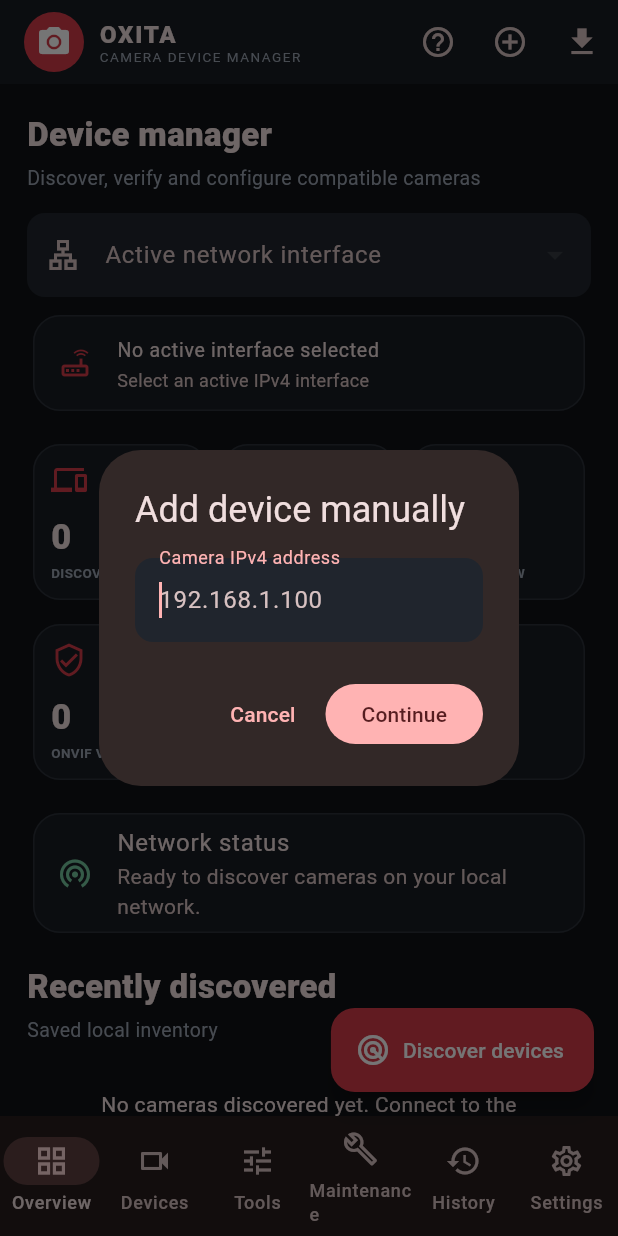
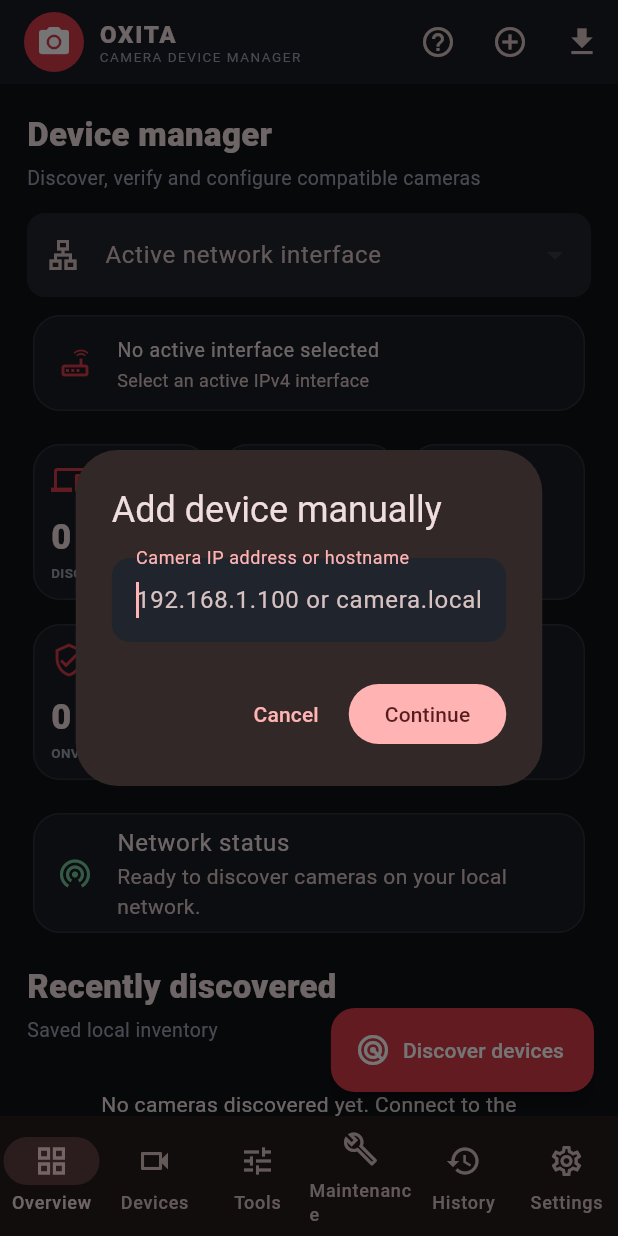
Before and after one commit to SiddharthBairi935/Cameraipsearchmobile, a Flutter app: the screen it shows after launch, after a tap on the "add circle outline" icon, on a phone screen of 412 x 824 dp. Run offline on Flutter 3.47's test engine with Material 3 defaults, Android fonts, the phone set to English and light mode, and no system bars; our stand-ins replace share_plus, sqflite; accounts and stored records are empty; statements that could not run were skipped.

Commit message:
ui: clarify manual device entry accepts IP addresses and hostnames

```diff
--- a/lib/dashboard_page.dart
+++ b/lib/dashboard_page.dart
@@ -211,7 +211,7 @@ class _DashboardPageState extends State<DashboardPage> {
   }
 
   Future<void> _manual() async {
-    final value = await _ask('Add device manually','Camera IPv4 address',hint:'192.168.1.100');
+    final value = await _ask('Add device manually','Camera IP address or hostname',hint:'192.168.1.100 or camera.local');
     if (value == null || !mounted) return;
     try {
       await discovery.addManualDevice(value);
```
